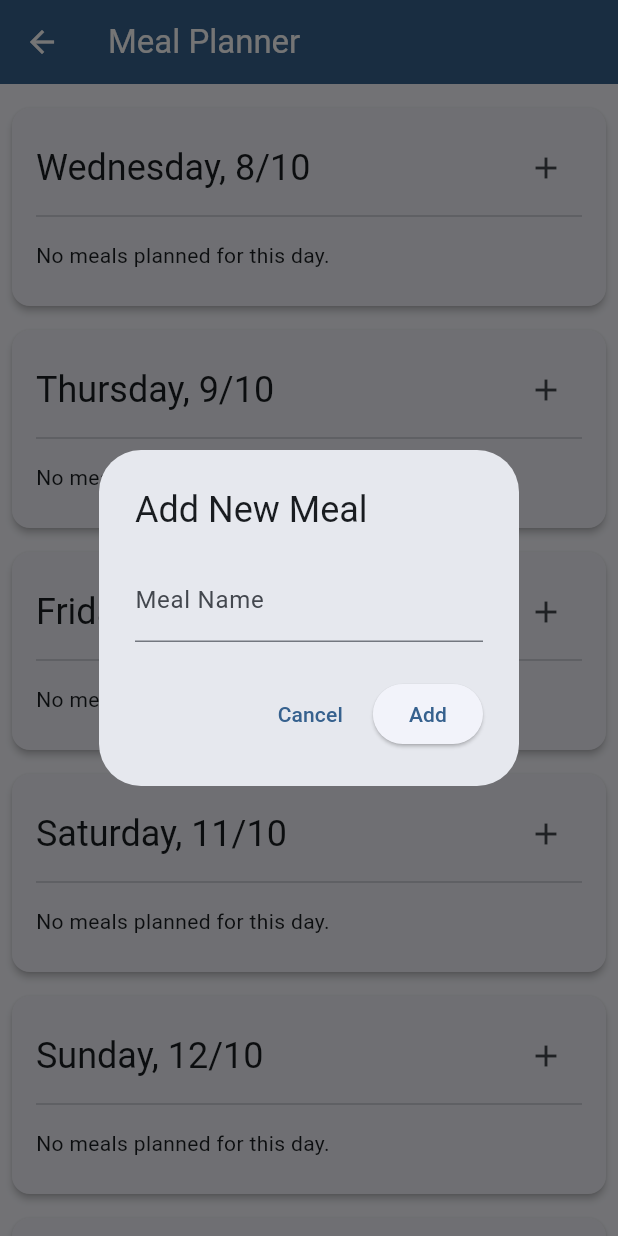
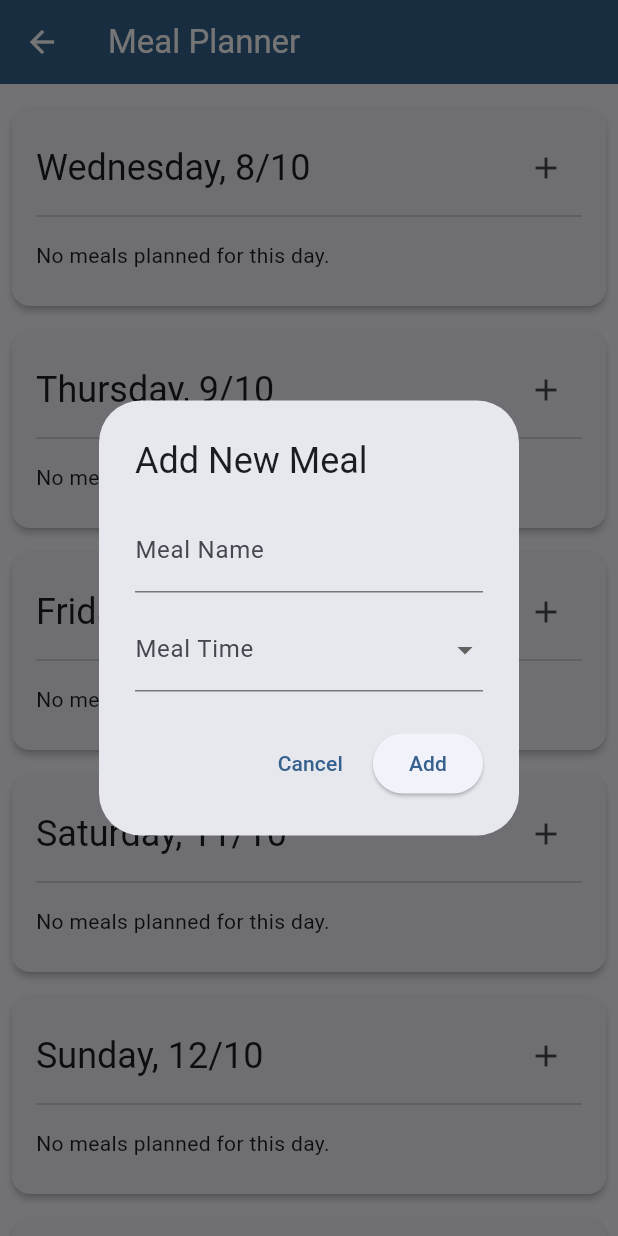
Before and after one commit to wall-daniel/FamilyOrganizer, a Flutter app: the MealPlanningScreen screen opened by its route, after a tap on the "add" icon, on a phone screen of 412 x 824 dp. Run offline on Flutter 3.47's test engine with Material 3 defaults, Android fonts, the light colour scheme and no system bars; network calls fail.

Commit message:
add meal time for meal planner

```diff
--- a/family_organizer/lib/features/grocery_list/grocery_list_screen.dart
+++ b/family_organizer/lib/features/grocery_list/grocery_list_screen.dart
@@ -129,8 +129,8 @@ class _GroceryListScreenState extends State<GroceryListScreen> {
               child: isWideScreen
                   ? MasonryGridView.count(
                 crossAxisCount: 3,
-                mainAxisSpacing: 16,
-                crossAxisSpacing: 16,
+                mainAxisSpacing: 12,
+                crossAxisSpacing: 12,
                 shrinkWrap: true,
                 physics: const NeverScrollableScrollPhysics(),
                 itemBuilder: (context, index) => allCards[index],
--- a/family_organizer/lib/features/meal_planning/meal_planning_screen.dart
+++ b/family_organizer/lib/features/meal_planning/meal_planning_screen.dart
@@ -5,10 +5,23 @@ import 'package:family_organizer/models/meal.dart';
 import 'package:family_organizer/services/recipe_service.dart'; // Import RecipeService
 import 'package:family_organizer/models/recipe.dart'; // Import Recipe model
 
-class MealPlanningScreen extends StatelessWidget {
+class MealPlanningScreen extends StatefulWidget {
   const MealPlanningScreen({super.key});
 
   static const String routeName = '/meal-planning';
+
+  @override
+  State<MealPlanningScreen> createState() => _MealPlanningScreenState();
+}
+
+class _MealPlanningScreenState extends State<MealPlanningScreen> {
+  @override
+  void initState() {
+    super.initState();
+    WidgetsBinding.instance.addPostFrameCallback((_) {
+      Provider.of<MealService>(context, listen: false).fetchMeals();
+    });
+  }
 
   @override
   Widget build(BuildContext context) {
@@ -46,6 +59,9 @@ class MealPlanningScreen extends StatelessWidget {
                 onAddMeal: (date) {
                   _showAddMealDialog(context, mealService, date);
                 },
+                onDeleteMeal: (meal) {
+                  mealService.deleteMeal(meal);
+                },
               );
             },
           );
@@ -57,8 +73,9 @@ class MealPlanningScreen extends StatelessWidget {
   void _showAddMealDialog(
       BuildContext context, MealService mealService, DateTime scheduledDate) {
     final TextEditingController nameController = TextEditingController();
-
-    Recipe? selectedRecipe; // To hold the selected recipe
+    Recipe? selectedRecipe;
+    String? selectedMealTime;
+    final List<String> mealTimes = ['Breakfast', 'Lunch', 'Dinner', 'Snack'];
 
     showDialog(
       context: context,
@@ -66,7 +83,7 @@ class MealPlanningScreen extends StatelessWidget {
         final recipeService = Provider.of<RecipeService>(context, listen: false);
         final List<Recipe> availableRecipes = recipeService.recipes;
 
-        return StatefulBuilder( // Use StatefulBuilder to update dialog UI
+        return StatefulBuilder(
           builder: (context, setState) {
             return AlertDialog(
               title: const Text('Add New Meal'),
@@ -89,7 +106,6 @@ class MealPlanningScreen extends StatelessWidget {
                             selectedRecipe = recipe;
                             if (selectedRecipe != null) {
                               nameController.text = selectedRecipe!.name;
-                              // Removed description and ingredients population
                             } else {
                               nameController.clear();
                             }
@@ -102,7 +118,22 @@ class MealPlanningScreen extends StatelessWidget {
                       controller: nameController,
                       decoration: const InputDecoration(labelText: 'Meal Name'),
                     ),
-                    // Removed description and ingredients TextFields
+                    const SizedBox(height: 10),
+                    DropdownButtonFormField<String>(
+                      decoration: const InputDecoration(labelText: 'Meal Time'),
+                      value: selectedMealTime,
+                      items: mealTimes.map((time) {
+                        return DropdownMenuItem<String>(
+                          value: time,
+                          child: Text(time),
+                        );
+                      }).toList(),
+                      onChanged: (String? time) {
+                        setState(() {
+                          selectedMealTime = time;
+                        });
+                      },
+                    ),
                   ],
                 ),
               ),
@@ -113,11 +144,12 @@ class MealPlanningScreen extends StatelessWidget {
                 ),
                 ElevatedButton(
                   onPressed: () {
-                    if (nameController.text.isNotEmpty) {
+                    if (nameController.text.isNotEmpty && selectedMealTime != null) {
                       final newMeal = Meal(
                         name: nameController.text,
                         date: scheduledDate.toIso8601String().split('T').first,
                         recipeId: selectedRecipe?.id,
+                        mealTime: selectedMealTime,
                       );
                       mealService.addMeal(newMeal);
                     }
@@ -140,14 +172,27 @@ class MealDayCard extends StatelessWidget {
     required this.day,
     required this.meals,
     required this.onAddMeal,
+    required this.onDeleteMeal,
   });
 
   final DateTime day;
   final List<Meal> meals;
   final Function(DateTime) onAddMeal;
+  final Function(Meal) onDeleteMeal;
 
   @override
   Widget build(BuildContext context) {
+    // Sort meals by mealTime
+    final sortedMeals = List<Meal>.from(meals)
+      ..sort((a, b) {
+        final order = {
+          'Breakfast': 0,
+          'Lunch': 1,
+          'Dinner': 2,
+          'Snack': 3,
+        };
+        return (order[a.mealTime ?? ''] ?? 99).compareTo(order[b.mealTime ?? ''] ?? 99);
+      });
     return Card(
       margin: const EdgeInsets.symmetric(vertical: 8.0),
       elevation: 2.0,
@@ -176,11 +221,21 @@ class MealDayCard extends StatelessWidget {
                 child: Text('No meals planned for this day.'),
               )
             else
-              ...meals.map((meal) => Padding(
+              ...sortedMeals.map((meal) => Padding(
                     padding: const EdgeInsets.symmetric(vertical: 4.0),
-                    child: Text(
-                      meal.name,
-                      style: Theme.of(context).textTheme.titleMedium,
+                    child: Row(
+                      mainAxisAlignment: MainAxisAlignment.spaceBetween,
+                      children: [
+                        Text(
+                          '${meal.mealTime ?? ''}: ${meal.name}',
+                          style: Theme.of(context).textTheme.titleMedium,
+                        ),
+                        IconButton(
+                          icon: const Icon(Icons.delete, color: Colors.red),
+                          tooltip: 'Delete meal',
+                          onPressed: () => onDeleteMeal(meal),
+                        ),
+                      ],
                     ),
                   )),
           ],
--- a/family_organizer/lib/models/meal.dart
+++ b/family_organizer/lib/models/meal.dart
@@ -3,12 +3,14 @@ class Meal {
   String name;
   String date; // Changed from scheduledDate to date (String)
   int? recipeId; // Added recipeId to link to recipes
+  String? mealTime; // breakfast, lunch, dinner, snack
 
   Meal({
     this.id,
     required this.name,
     required this.date,
     this.recipeId,
+    this.mealTime,
   });
 
   factory Meal.fromJson(Map<String, dynamic> json) {
@@ -17,6 +19,7 @@ class Meal {
       name: json['name'],
       date: json['date'] ?? '',
       recipeId: json['recipe_id'],
+      mealTime: json['meal_time'],
     );
   }
 
@@ -26,6 +29,7 @@ class Meal {
       'name': name,
       'date': date,
       'recipe_id': recipeId,
+      'meal_time': mealTime,
     };
   }
 }
--- a/family_organizer/lib/services/meal_service.dart
+++ b/family_organizer/lib/services/meal_service.dart
@@ -85,5 +85,10 @@ class MealService extends ChangeNotifier {
     }
   }
 
+  Future<void> deleteMeal(Meal meal) async {
+    if (meal.id == null) return;
+    await removeMeal(meal.id!);
+  }
+
   // TODO: Add methods for updating meals, filtering by date, etc.
 }
```
Also changed, not shown: 4 other files.
